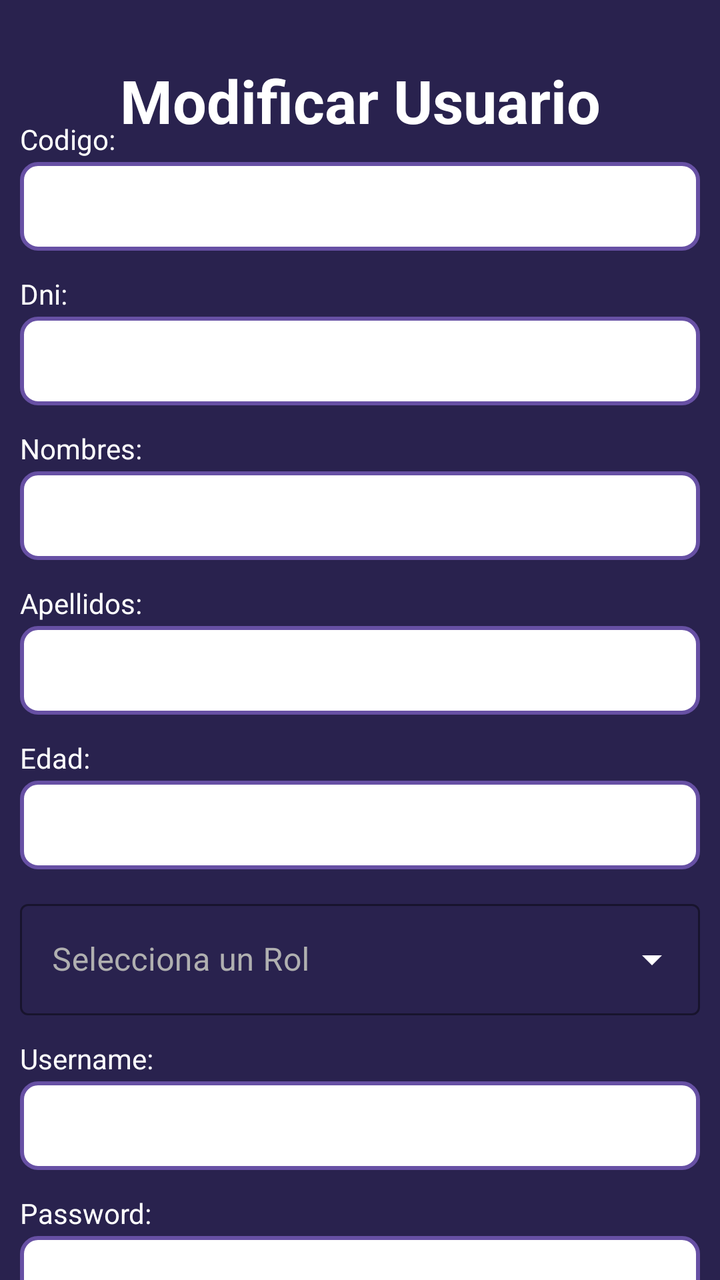
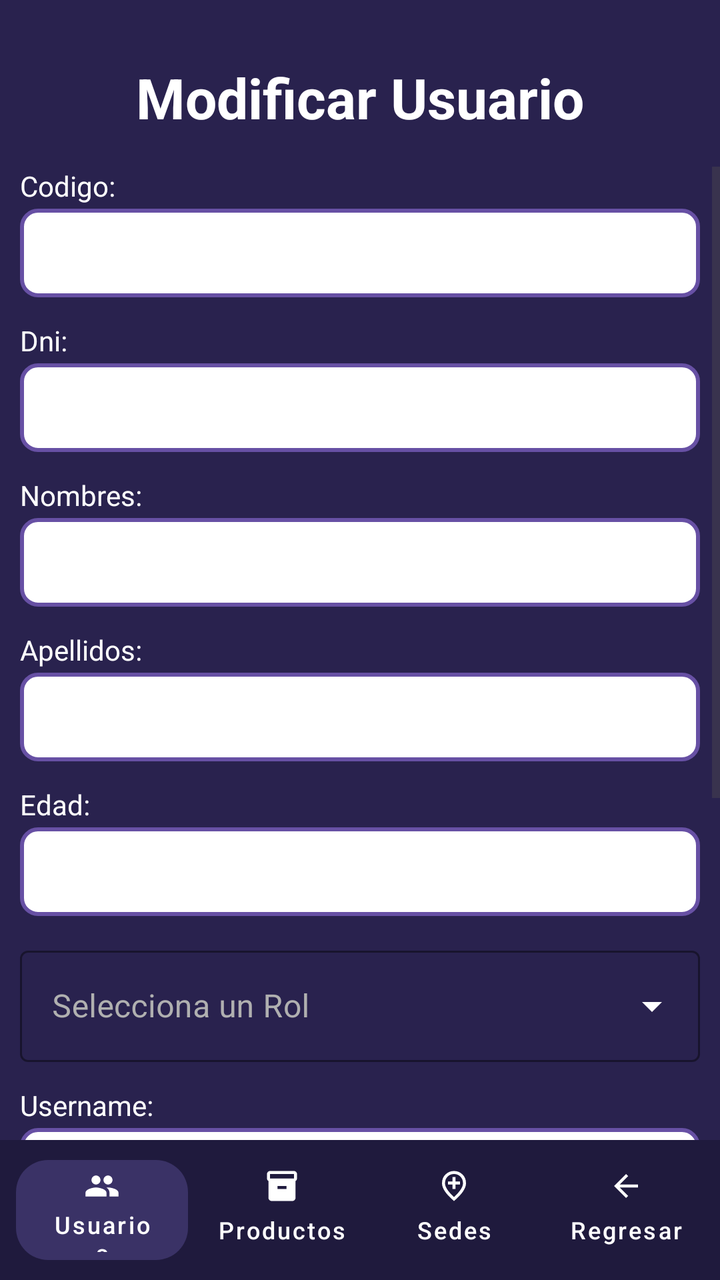

The first picture is an Android layout as it rendered before a commit; the second is the same layout after the commit. The layout source and the unified diff follow.
<!-- AndroidManifest.xml: application theme Theme.AlcamenProyectoFinal -->
<!-- res/layout/activity_frm_modificar_usuarios.xml -->
<?xml version="1.0" encoding="utf-8"?>
<androidx.constraintlayout.widget.ConstraintLayout xmlns:android="http://schemas.android.com/apk/res/android"
    xmlns:app="http://schemas.android.com/apk/res-auto"
    xmlns:tools="http://schemas.android.com/tools"
    android:id="@+id/main"
    android:layout_width="match_parent"
    android:layout_height="match_parent"
    android:background="#29224E"
    tools:context=".Vista.frmModificarUsuarios">

    <TextView
        android:id="@+id/tvTituloModificarUsuarios"
        android:layout_width="wrap_content"
        android:layout_height="wrap_content"
        android:layout_marginTop="30dp"
        android:text="Modificar Usuario"
        android:textColor="#FFFFFF"
        android:textSize="30sp"
        android:textStyle="bold"
        app:layout_constraintEnd_toEndOf="parent"
        app:layout_constraintStart_toStartOf="parent"
        app:layout_constraintTop_toTopOf="parent" />

    <LinearLayout
        android:layout_width="340dp"
        android:layout_height="wrap_content"
        android:orientation="vertical"
        app:layout_constraintBottom_toBottomOf="parent"
        app:layout_constraintEnd_toEndOf="parent"
        app:layout_constraintStart_toStartOf="parent"
        app:layout_constraintTop_toBottomOf="@+id/tvTituloModificarUsuarios"
        app:layout_constraintVertical_bias="0.15">

        <TextView
            android:id="@+id/textView14"
            android:layout_width="match_parent"
            android:layout_height="wrap_content"
            android:text="Codigo:"
            android:textColor="#FFFFFF"
            android:textSize="14sp"
            android:layout_marginBottom="2dp" />

        <EditText
            android:id="@+id/txtCodigoUsuario"
            android:layout_width="match_parent"
            android:layout_height="wrap_content"
            android:ems="10"
            android:inputType="text"
            android:background="@drawable/input_border"
            android:padding="10dp"
            android:textColor="#000000"
            android:layout_marginBottom="12dp" />

        <TextView
            android:id="@+id/textView15"
            android:layout_width="match_parent"
            android:layout_height="wrap_content"
            android:text="Dni:"
            android:textColor="#FFFFFF"
            android:textSize="14sp"
            android:layout_marginBottom="2dp" />

        <EditText
            android:id="@+id/txtDni"
            android:layout_width="match_parent"
            android:layout_height="wrap_content"
            android:ems="10"
            android:inputType="number"
            android:background="@drawable/input_border"
            android:padding="10dp"
            android:textColor="#000000"
            android:layout_marginBottom="12dp" />

        <TextView
            android:id="@+id/textView16"
            android:layout_width="match_parent"
            android:layout_height="wrap_content"
            android:text="Nombres:"
            android:textColor="#FFFFFF"
            android:textSize="14sp"
            android:layout_marginBottom="2dp" />

        <EditText
            android:id="@+id/txtNombres"
            android:layout_width="match_parent"
            android:layout_height="wrap_content"
            android:ems="10"
            android:inputType="text"
            android:background="@drawable/input_border"
            android:padding="10dp"
            android:textColor="#000000"
            android:layout_marginBottom="12dp" />

        <TextView
            android:id="@+id/textView42"
            android:layout_width="match_parent"
            android:layout_height="wrap_content"
            android:text="Apellidos:"
            android:textColor="#FFFFFF"
            android:textSize="14sp"
            android:layout_marginBottom="2dp" />

        <EditText
            android:id="@+id/txtApellidosMod"
            android:layout_width="match_parent"
            android:layout_height="wrap_content"
            android:ems="10"
            android:inputType="text"
            android:background="@drawable/input_border"
            android:padding="10dp"
            android:textColor="#000000"
            android:layout_marginBottom="12dp" />

        <TextView
            android:id="@+id/textView43"
            android:layout_width="match_parent"
            android:layout_height="wrap_content"
            android:text="Edad:"
            android:textColor="#FFFFFF"
            android:textSize="14sp"
            android:layout_marginBottom="2dp" />

        <EditText
            android:id="@+id/txtEdadMod"
            android:layout_width="match_parent"
            android:layout_height="wrap_content"
            android:ems="10"
            android:inputType="number"
            android:background="@drawable/input_border"
            android:padding="10dp"
            android:textColor="#000000"
            android:layout_marginBottom="12dp" />

        <com.google.android.material.textfield.TextInputLayout
            android:id="@+id/layoutRolMod"
            style="@style/Widget.MaterialComponents.TextInputLayout.OutlinedBox.ExposedDropdownMenu"
            android:layout_width="match_parent"
            android:layout_height="wrap_content"
            android:layout_marginBottom="12dp"
            android:hint="Selecciona un Rol"
            app:hintTextColor="#FFFFFF"
            android:textColorHint="#B0B0B0"
            app:boxStrokeColor="#FFFFFF"
            app:endIconTint="#FFFFFF">

            <AutoCompleteTextView
                android:id="@+id/txtrolMod"
                android:layout_width="match_parent"
                android:layout_height="wrap_content"
                android:inputType="none"
                android:editable="false"
                android:textColor="#FFFFFF" />
        </com.google.android.material.textfield.TextInputLayout>

        <TextView
            android:id="@+id/textView46"
            android:layout_width="match_parent"
            android:layout_height="wrap_content"
            android:text="Username:"
            android:textColor="#FFFFFF"
            android:textSize="14sp"
            android:layout_marginBottom="2dp" />

        <EditText
            android:id="@+id/txtUsernameMod"
            android:layout_width="match_parent"
            android:layout_height="wrap_content"
            android:ems="10"
            android:inputType="text"
            android:background="@drawable/input_border"
            android:padding="10dp"
            android:textColor="#000000"
            android:layout_marginBottom="12dp" />

        <TextView
            android:id="@+id/textView47"
            android:layout_width="match_parent"
            android:layout_height="wrap_content"
            android:text="Password:"
            android:textColor="#FFFFFF"
            android:textSize="14sp"
            android:layout_marginBottom="2dp" />

        <EditText
            android:id="@+id/txtPasswordMod"
            android:layout_width="match_parent"
            android:layout_height="wrap_content"
            android:ems="10"
            android:inputType="text"
            android:background="@drawable/input_border"
            android:padding="10dp"
            android:textColor="#000000"
            android:layout_marginBottom="20dp" />

        <Button
            android:id="@+id/button29"
            android:layout_width="match_parent"
            android:layout_height="wrap_content"
            android:onClick="btnModificarUsuario"
            android:text="Modificar Usuario"
            android:layout_marginBottom="8dp" />

        <Button
            android:id="@+id/button30"
            android:layout_width="match_parent"
            android:layout_height="wrap_content"
            android:onClick="btnRegresar"
            android:text="Regresar" />

    </LinearLayout>
</androidx.constraintlayout.widget.ConstraintLayout>
<!-- resources referenced by this layout -->
<resources>
  <!-- drawable input_border (drawable) -->
  <?xml version="1.0" encoding="utf-8"?>
  <shape xmlns:android="http://schemas.android.com/apk/res/android"
      android:shape="rectangle">
  
      <solid android:color="#FFFFFF" />
  
      <stroke
          android:width="2dp"
          android:color="#6750A4" />
  
      <corners android:radius="8dp" />
  
  </shape>
  <style name="Theme.AlcamenProyectoFinal" parent="Base.Theme.AlcamenProyectoFinal" />
  <style name="Base.Theme.AlcamenProyectoFinal" parent="Theme.Material3.DayNight.NoActionBar">
          
          
      </style>
</resources>

<!-- the commit's change to res/layout/activity_frm_modificar_usuarios.xml (unified diff, before → after) -->
@@ -8,6 +8,7 @@
     android:background="#29224E"
     tools:context=".Vista.frmModificarUsuarios">
 
+    
     <TextView
         android:id="@+id/tvTituloModificarUsuarios"
         android:layout_width="wrap_content"
@@ -15,197 +16,285 @@
         android:layout_marginTop="30dp"
         android:text="Modificar Usuario"
         android:textColor="#FFFFFF"
-        android:textSize="30sp"
+        android:textSize="28sp"
         android:textStyle="bold"
         app:layout_constraintEnd_toEndOf="parent"
         app:layout_constraintStart_toStartOf="parent"
         app:layout_constraintTop_toTopOf="parent" />
 
+    
+    <ScrollView
+        android:layout_width="0dp"
+        android:layout_height="0dp"
+        android:layout_marginTop="16dp"
+        android:fillViewport="true"
+        app:layout_constraintBottom_toTopOf="@+id/bottomBar"
+        app:layout_constraintEnd_toEndOf="parent"
+        app:layout_constraintStart_toStartOf="parent"
+        app:layout_constraintTop_toBottomOf="@+id/tvTituloModificarUsuarios">
+
+        <LinearLayout
+            android:layout_width="340dp"
+            android:layout_height="wrap_content"
+            android:layout_gravity="center_horizontal"
+            android:orientation="vertical"
+            android:paddingBottom="24dp">
+
+            <TextView
+                android:id="@+id/textView14"
+                android:layout_width="match_parent"
+                android:layout_height="wrap_content"
+                android:layout_marginBottom="2dp"
+                android:text="Codigo:"
+                android:textColor="#FFFFFF"
+                android:textSize="14sp" />
+
+            <EditText
+                android:id="@+id/txtCodigoUsuario"
+                android:layout_width="match_parent"
+                android:layout_height="wrap_content"
+                android:layout_marginBottom="12dp"
+                android:background="@drawable/input_border"
+                android:ems="10"
+                android:inputType="text"
+                android:padding="10dp"
+                android:textColor="#000000" />
+
+            <TextView
+                android:id="@+id/textView15"
+                android:layout_width="match_parent"
+                android:layout_height="wrap_content"
+                android:layout_marginBottom="2dp"
+                android:text="Dni:"
+                android:textColor="#FFFFFF"
+                android:textSize="14sp" />
+
+            <EditText
+                android:id="@+id/txtDni"
+                android:layout_width="match_parent"
+                android:layout_height="wrap_content"
+                android:layout_marginBottom="12dp"
+                android:background="@drawable/input_border"
+                android:ems="10"
+                android:inputType="number"
+                android:padding="10dp"
+                android:textColor="#000000" />
+
+            <TextView
+                android:id="@+id/textView16"
+                android:layout_width="match_parent"
+                android:layout_height="wrap_content"
+                android:layout_marginBottom="2dp"
+                android:text="Nombres:"
+                android:textColor="#FFFFFF"
+                android:textSize="14sp" />
+
+            <EditText
+                android:id="@+id/txtNombres"
+                android:layout_width="match_parent"
+                android:layout_height="wrap_content"
+                android:layout_marginBottom="12dp"
+                android:background="@drawable/input_border"
+                android:ems="10"
+                android:inputType="text"
+                android:padding="10dp"
+                android:textColor="#000000" />
+
+            <TextView
+                android:id="@+id/textView42"
+                android:layout_width="match_parent"
+                android:layout_height="wrap_content"
+                android:layout_marginBottom="2dp"
+                android:text="Apellidos:"
+                android:textColor="#FFFFFF"
+                android:textSize="14sp" />
+
+            <EditText
+                android:id="@+id/txtApellidosMod"
+                android:layout_width="match_parent"
+                android:layout_height="wrap_content"
+                android:layout_marginBottom="12dp"
+                android:background="@drawable/input_border"
+                android:ems="10"
+                android:inputType="text"
+                android:padding="10dp"
+                android:textColor="#000000" />
+
+            <TextView
+                android:id="@+id/textView43"
+                android:layout_width="match_parent"
+                android:layout_height="wrap_content"
+                android:layout_marginBottom="2dp"
+                android:text="Edad:"
+                android:textColor="#FFFFFF"
+                android:textSize="14sp" />
+
+            <EditText
+                android:id="@+id/txtEdadMod"
+                android:layout_width="match_parent"
+                android:layout_height="wrap_content"
+                android:layout_marginBottom="12dp"
+                android:background="@drawable/input_border"
+                android:ems="10"
+                android:inputType="number"
+                android:padding="10dp"
+                android:textColor="#000000" />
+
+            <com.google.android.material.textfield.TextInputLayout
+                android:id="@+id/layoutRolMod"
+                style="@style/Widget.MaterialComponents.TextInputLayout.OutlinedBox.ExposedDropdownMenu"
+                android:layout_width="match_parent"
+                android:layout_height="wrap_content"
+                android:layout_marginBottom="12dp"
+                android:hint="Selecciona un Rol"
+                android:textColorHint="#B0B0B0"
+                app:boxStrokeColor="#FFFFFF"
+                app:endIconTint="#FFFFFF"
+                app:hintTextColor="#FFFFFF">
+
+                <AutoCompleteTextView
+                    android:id="@+id/txtrolMod"
+                    android:layout_width="match_parent"
+                    android:layout_height="wrap_content"
+                    android:editable="false"
+                    android:inputType="none"
+                    android:textColor="#FFFFFF" />
+            </com.google.android.material.textfield.TextInputLayout>
+
+            <TextView
+                android:id="@+id/textView46"
+                android:layout_width="match_parent"
+                android:layout_height="wrap_content"
+                android:layout_marginBottom="2dp"
+                android:text="Username:"
+                android:textColor="#FFFFFF"
+                android:textSize="14sp" />
+
+            <EditText
+                android:id="@+id/txtUsernameMod"
+                android:layout_width="match_parent"
+                android:layout_height="wrap_content"
+                android:layout_marginBottom="12dp"
+                android:background="@drawable/input_border"
+                android:ems="10"
+                android:inputType="text"
+                android:padding="10dp"
+                android:textColor="#000000" />
+
+            <TextView
+                android:id="@+id/textView47"
+                android:layout_width="match_parent"
+                android:layout_height="wrap_content"
+                android:layout_marginBottom="2dp"
+                android:text="Password:"
+                android:textColor="#FFFFFF"
+                android:textSize="14sp" />
+
+            <EditText
+                android:id="@+id/txtPasswordMod"
+                android:layout_width="match_parent"
+                android:layout_height="wrap_content"
+                android:layout_marginBottom="20dp"
+                android:background="@drawable/input_border"
+                android:ems="10"
+                android:inputType="textPassword"
+                android:padding="10dp"
+                android:textColor="#000000" />
+
+            <Button
+                android:id="@+id/button29"
+                android:layout_width="match_parent"
+                android:layout_height="wrap_content"
+                android:layout_marginBottom="8dp"
+                android:onClick="btnModificarUsuario"
+                android:text="Modificar Usuario" />
+
+            <Button
+                android:id="@+id/button30"
+                android:layout_width="match_parent"
+                android:layout_height="wrap_content"
+                android:onClick="btnRegresar"
+                android:text="Regresar" />
+
+        </LinearLayout>
+    </ScrollView>
+
+    
     <LinearLayout
-        android:layout_width="340dp"
-        android:layout_height="wrap_content"
-        android:orientation="vertical"
+        android:id="@+id/bottomBar"
+        android:layout_width="match_parent"
+        android:layout_height="70dp"
+        android:background="#1F1A3D"
+        android:gravity="center_vertical"
+        android:orientation="horizontal"
+        android:padding="4dp"
         app:layout_constraintBottom_toBottomOf="parent"
         app:layout_constraintEnd_toEndOf="parent"
-        app:layout_constraintStart_toStartOf="parent"
-        app:layout_constraintTop_toBottomOf="@+id/tvTituloModificarUsuarios"
-        app:layout_constraintVertical_bias="0.15">
-
-        <TextView
-            android:id="@+id/textView14"
-            android:layout_width="match_parent"
+        app:layout_constraintStart_toStartOf="parent">
+
+        <com.google.android.material.button.MaterialButton
+            android:id="@+id/btnUsuarios"
+            style="@style/Widget.MaterialComponents.Button.UnelevatedButton"
+            android:layout_width="0dp"
             android:layout_height="wrap_content"
-            android:text="Codigo:"
-            android:textColor="#FFFFFF"
-            android:textSize="14sp"
-            android:layout_marginBottom="2dp" />
-
-        <EditText
-            android:id="@+id/txtCodigoUsuario"
-            android:layout_width="match_parent"
-            android:layout_height="wrap_content"
-            android:ems="10"
-            android:inputType="text"
-            android:background="@drawable/input_border"
-            android:padding="10dp"
-            android:textColor="#000000"
-            android:layout_marginBottom="12dp" />
-
-        <TextView
-            android:id="@+id/textView15"
-            android:layout_width="match_parent"
-            android:layout_height="wrap_content"
-            android:text="Dni:"
-            android:textColor="#FFFFFF"
-            android:textSize="14sp"
-            android:layout_marginBottom="2dp" />
-
-        <EditText
-            android:id="@+id/txtDni"
-            android:layout_width="match_parent"
-            android:layout_height="wrap_content"
-            android:ems="10"
-            android:inputType="number"
-            android:background="@drawable/input_border"
-            android:padding="10dp"
-            android:textColor="#000000"
-            android:layout_marginBottom="12dp" />
-
-        <TextView
-            android:id="@+id/textView16"
-            android:layout_width="match_parent"
-            android:layout_height="wrap_content"
-            android:text="Nombres:"
-            android:textColor="#FFFFFF"
-            android:textSize="14sp"
-            android:layout_marginBottom="2dp" />
-
-        <EditText
-            android:id="@+id/txtNombres"
-            android:layout_width="match_parent"
-            android:layout_height="wrap_content"
-            android:ems="10"
-            android:inputType="text"
-            android:background="@drawable/input_border"
-            android:padding="10dp"
-            android:textColor="#000000"
-            android:layout_marginBottom="12dp" />
-
-        <TextView
-            android:id="@+id/textView42"
-            android:layout_width="match_parent"
-            android:layout_height="wrap_content"
-            android:text="Apellidos:"
-            android:textColor="#FFFFFF"
-            android:textSize="14sp"
-            android:layout_marginBottom="2dp" />
-
-        <EditText
-            android:id="@+id/txtApellidosMod"
-            android:layout_width="match_parent"
-            android:layout_height="wrap_content"
-            android:ems="10"
-            android:inputType="text"
-            android:background="@drawable/input_border"
-            android:padding="10dp"
-            android:textColor="#000000"
-            android:layout_marginBottom="12dp" />
-
-        <TextView
-            android:id="@+id/textView43"
-            android:layout_width="match_parent"
-            android:layout_height="wrap_content"
-            android:text="Edad:"
-            android:textColor="#FFFFFF"
-            android:textSize="14sp"
-            android:layout_marginBottom="2dp" />
-
-        <EditText
-            android:id="@+id/txtEdadMod"
-            android:layout_width="match_parent"
-            android:layout_height="wrap_content"
-            android:ems="10"
-            android:inputType="number"
-            android:background="@drawable/input_border"
-            android:padding="10dp"
-            android:textColor="#000000"
-            android:layout_marginBottom="12dp" />
-
-        <com.google.android.material.textfield.TextInputLayout
-            android:id="@+id/layoutRolMod"
-            style="@style/Widget.MaterialComponents.TextInputLayout.OutlinedBox.ExposedDropdownMenu"
-            android:layout_width="match_parent"
-            android:layout_height="wrap_content"
-            android:layout_marginBottom="12dp"
-            android:hint="Selecciona un Rol"
-            app:hintTextColor="#FFFFFF"
-            android:textColorHint="#B0B0B0"
-            app:boxStrokeColor="#FFFFFF"
-            app:endIconTint="#FFFFFF">
-
-            <AutoCompleteTextView
-                android:id="@+id/txtrolMod"
-                android:layout_width="match_parent"
-                android:layout_height="wrap_content"
-                android:inputType="none"
-                android:editable="false"
-                android:textColor="#FFFFFF" />
-        </com.google.android.material.textfield.TextInputLayout>
-
-        <TextView
-            android:id="@+id/textView46"
-            android:layout_width="match_parent"
-            android:layout_height="wrap_content"
-            android:text="Username:"
-            android:textColor="#FFFFFF"
-            android:textSize="14sp"
-            android:layout_marginBottom="2dp" />
-
-        <EditText
-            android:id="@+id/txtUsernameMod"
-            android:layout_width="match_parent"
-            android:layout_height="wrap_content"
-            android:ems="10"
-            android:inputType="text"
-            android:background="@drawable/input_border"
-            android:padding="10dp"
-            android:textColor="#000000"
-            android:layout_marginBottom="12dp" />
-
-        <TextView
-            android:id="@+id/textView47"
-            android:layout_width="match_parent"
-            android:layout_height="wrap_content"
-            android:text="Password:"
-            android:textColor="#FFFFFF"
-            android:textSize="14sp"
-            android:layout_marginBottom="2dp" />
-
-        <EditText
-            android:id="@+id/txtPasswordMod"
-            android:layout_width="match_parent"
-            android:layout_height="wrap_content"
-            android:ems="10"
-            android:inputType="text"
-            android:background="@drawable/input_border"
-            android:padding="10dp"
-            android:textColor="#000000"
-            android:layout_marginBottom="20dp" />
-
-        <Button
-            android:id="@+id/button29"
-            android:layout_width="match_parent"
-            android:layout_height="wrap_content"
-            android:onClick="btnModificarUsuario"
-            android:text="Modificar Usuario"
-            android:layout_marginBottom="8dp" />
-
-        <Button
-            android:id="@+id/button30"
-            android:layout_width="match_parent"
-            android:layout_height="wrap_content"
-            android:onClick="btnRegresar"
-            android:text="Regresar" />
+            android:layout_marginHorizontal="4dp"
+            android:layout_weight="1"
+            android:text="Usuarios"
+            android:textColor="@android:color/white"
+            android:textSize="12sp"
+            app:backgroundTint="#3A3266"
+            app:cornerRadius="16dp"
+            app:icon="@drawable/ic_people"
+            app:iconGravity="top"
+            app:iconPadding="2dp"
+            app:iconTint="@android:color/white"
+            app:textAllCaps="false" />
+
+        <com.google.android.material.button.MaterialButton
+            android:id="@+id/btnProductos"
+            style="@style/Widget.MaterialComponents.Button.TextButton"
+            android:layout_width="0dp"
+            android:layout_height="match_parent"
+            android:layout_weight="1"
+            android:text="Productos"
+            android:textColor="@android:color/white"
+            android:textSize="12sp"
+            app:icon="@drawable/ic_inventory"
+            app:iconGravity="top"
+            app:iconPadding="2dp"
+            app:iconTint="@android:color/white"
+            app:textAllCaps="false" />
+
+        <com.google.android.material.button.MaterialButton
+            android:id="@+id/btnSedes"
+            style="@style/Widget.MaterialComponents.Button.TextButton"
+            android:layout_width="0dp"
+            android:layout_height="match_parent"
+            android:layout_weight="1"
+            android:text="Sedes"
+            android:textColor="@android:color/white"
+            android:textSize="12sp"
+            app:icon="@drawable/ic_location_city"
+            app:iconGravity="top"
+            app:iconPadding="2dp"
+            app:iconTint="@android:color/white"
+            app:textAllCaps="false" />
+
+        <com.google.android.material.button.MaterialButton
+            android:id="@+id/btnRegresar"
+            style="@style/Widget.MaterialComponents.Button.TextButton"
+            android:layout_width="0dp"
+            android:layout_height="match_parent"
+            android:layout_weight="1"
+            android:text="Regresar"
+            android:textColor="@android:color/white"
+            android:textSize="12sp"
+            app:icon="@drawable/ic_arrow_back"
+            app:iconGravity="top"
+            app:iconPadding="2dp"
+            app:iconTint="@android:color/white"
+            app:textAllCaps="false" />
 
     </LinearLayout>
+
 </androidx.constraintlayout.widget.ConstraintLayout>
<!-- resource entries referenced after the edit -->
@@ -1,5 +1,29 @@
 <!-- resources referenced by this layout -->
 <resources>
+  <!-- drawable ic_arrow_back (drawable) -->
+  <vector xmlns:android="http://schemas.android.com/apk/res/android" android:autoMirrored="true" android:height="24dp" android:tint="#000000" android:viewportHeight="960" android:viewportWidth="960" android:width="24dp">
+        
+      <path android:fillColor="@android:color/white" android:pathData="M313,520L537,744L480,800L160,480L480,160L537,216L313,440L800,440L800,520L313,520Z"/>
+      
+  </vector>
+  <!-- drawable ic_inventory (drawable) -->
+  <vector xmlns:android="http://schemas.android.com/apk/res/android" android:height="24dp" android:tint="#000000" android:viewportHeight="24" android:viewportWidth="24" android:width="24dp">
+        
+      <path android:fillColor="@android:color/white" android:pathData="M20,2L4,2c-1,0 -2,0.9 -2,2v3.01c0,0.72 0.43,1.34 1,1.69L3,20c0,1.1 1.1,2 2,2h14c0.9,0 2,-0.9 2,-2L21,8.7c0.57,-0.35 1,-0.97 1,-1.69L22,4c0,-1.1 -1,-2 -2,-2zM15,14L9,14v-2h6v2zM20,7L4,7L4,4l16,-0.02L20,7z"/>
+      
+  </vector>
+  <!-- drawable ic_location_city (drawable) -->
+  <vector xmlns:android="http://schemas.android.com/apk/res/android" android:height="24dp" android:tint="#000000" android:viewportHeight="960" android:viewportWidth="960" android:width="24dp">
+        
+      <path android:fillColor="@android:color/white" android:pathData="M440,560L520,560L520,440L640,440L640,360L520,360L520,240L440,240L440,360L320,360L320,440L440,440L440,560ZM480,774Q602,662 661,570.5Q720,479 720,408Q720,299 650.5,229.5Q581,160 480,160Q379,160 309.5,229.5Q240,299 240,408Q240,479 299,570.5Q358,662 480,774ZM480,880Q319,743 239.5,625.5Q160,508 160,408Q160,258 256.5,169Q353,80 480,80Q607,80 703.5,169Q800,258 800,408Q800,508 720.5,625.5Q641,743 480,880ZM480,400Q480,400 480,400Q480,400 480,400Q480,400 480,400Q480,400 480,400Q480,400 480,400Q480,400 480,400Q480,400 480,400Q480,400 480,400Z"/>
+      
+  </vector>
+  <!-- drawable ic_people (drawable) -->
+  <vector xmlns:android="http://schemas.android.com/apk/res/android" android:height="24dp" android:tint="#000000" android:viewportHeight="24" android:viewportWidth="24" android:width="24dp">
+        
+      <path android:fillColor="@android:color/white" android:pathData="M16,11c1.66,0 2.99,-1.34 2.99,-3S17.66,5 16,5c-1.66,0 -3,1.34 -3,3s1.34,3 3,3zM8,11c1.66,0 2.99,-1.34 2.99,-3S9.66,5 8,5C6.34,5 5,6.34 5,8s1.34,3 3,3zM8,13c-2.33,0 -7,1.17 -7,3.5L1,19h14v-2.5c0,-2.33 -4.67,-3.5 -7,-3.5zM16,13c-0.29,0 -0.62,0.02 -0.97,0.05 1.16,0.84 1.97,1.97 1.97,3.45L17,19h6v-2.5c0,-2.33 -4.67,-3.5 -7,-3.5z"/>
+      
+  </vector>
   <!-- drawable input_border (drawable) -->
   <?xml version="1.0" encoding="utf-8"?>
   <shape xmlns:android="http://schemas.android.com/apk/res/android"
